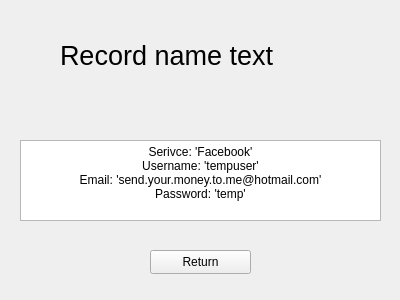
UndrscoreEX/Account_DB, file result.ui: the form before one commit.
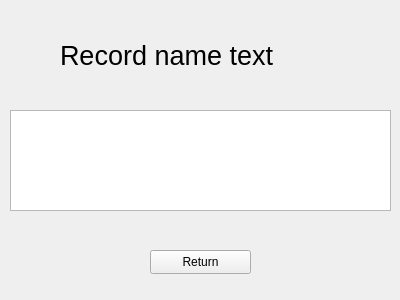
The form after the commit.

Patch:
```diff
--- a/result.ui
+++ b/result.ui
@@ -13,26 +13,6 @@
   <property name="windowTitle">
    <string>Form</string>
   </property>
-  <widget class="QTextEdit" name="textEdit">
-   <property name="geometry">
-    <rect>
-     <x>20</x>
-     <y>140</y>
-     <width>361</width>
-     <height>81</height>
-    </rect>
-   </property>
-   <property name="html">
-    <string>&lt;!DOCTYPE HTML PUBLIC &quot;-//W3C//DTD HTML 4.0//EN&quot; &quot;http://www.w3.org/TR/REC-html40/strict.dtd&quot;&gt;
-&lt;html&gt;&lt;head&gt;&lt;meta name=&quot;qrichtext&quot; content=&quot;1&quot; /&gt;&lt;meta charset=&quot;utf-8&quot; /&gt;&lt;style type=&quot;text/css&quot;&gt;
-p, li { white-space: pre-wrap; }
-&lt;/style&gt;&lt;/head&gt;&lt;body style=&quot; font-family:'Segoe UI'; font-size:9pt; font-weight:400; font-style:normal;&quot;&gt;
-&lt;p align=&quot;center&quot; style=&quot; margin-top:0px; margin-bottom:0px; margin-left:0px; margin-right:0px; -qt-block-indent:0; text-indent:0px;&quot;&gt;Serivce: 'Facebook'&lt;/p&gt;
-&lt;p align=&quot;center&quot; style=&quot; margin-top:0px; margin-bottom:0px; margin-left:0px; margin-right:0px; -qt-block-indent:0; text-indent:0px;&quot;&gt;Username: 'tempuser'&lt;/p&gt;
-&lt;p align=&quot;center&quot; style=&quot; margin-top:0px; margin-bottom:0px; margin-left:0px; margin-right:0px; -qt-block-indent:0; text-indent:0px;&quot;&gt;Email: 'send.your.money.to.me@hotmail.com'&lt;/p&gt;
-&lt;p align=&quot;center&quot; style=&quot; margin-top:0px; margin-bottom:0px; margin-left:0px; margin-right:0px; -qt-block-indent:0; text-indent:0px;&quot;&gt;Password: 'temp'&lt;/p&gt;&lt;/body&gt;&lt;/html&gt;</string>
-   </property>
-  </widget>
   <widget class="QLabel" name="label">
    <property name="geometry">
     <rect>
@@ -64,6 +44,16 @@
     <string>Return</string>
    </property>
   </widget>
+  <widget class="QTextBrowser" name="textEdit">
+   <property name="geometry">
+    <rect>
+     <x>10</x>
+     <y>110</y>
+     <width>381</width>
+     <height>101</height>
+    </rect>
+   </property>
+  </widget>
  </widget>
  <resources/>
  <connections/>
```
